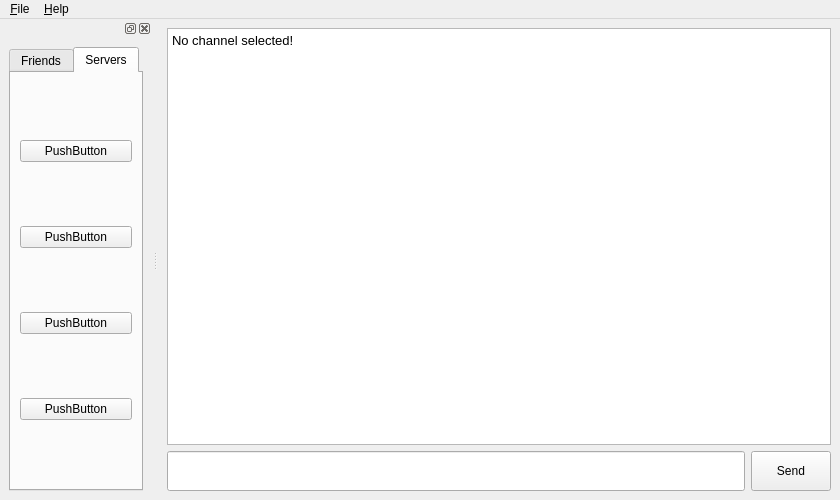
First picture: the form in src/main.ui, repository mak448a/Qtcord, before the edit.
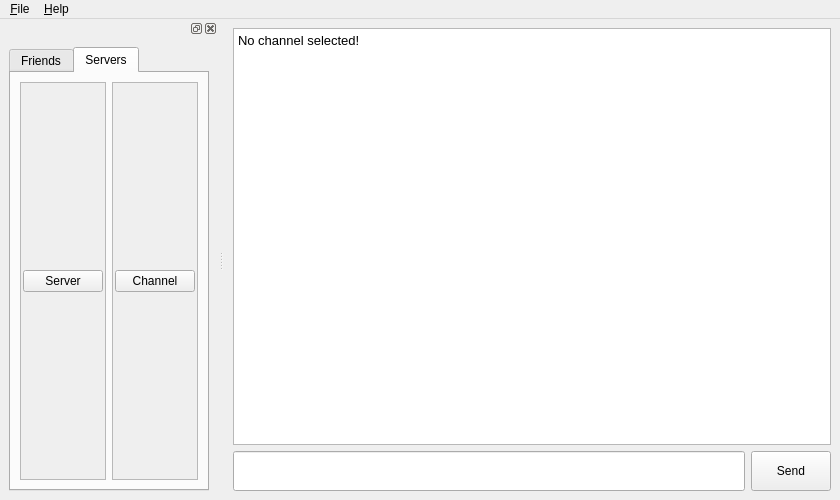
Second picture: the form after the edit. The open tabs and pages were chosen to show the change.

```diff
--- a/src/main.ui
+++ b/src/main.ui
@@ -36,7 +36,7 @@
           <rect>
            <x>0</x>
            <y>0</y>
-           <width>653</width>
+           <width>504</width>
            <height>409</height>
           </rect>
          </property>
@@ -150,33 +150,87 @@
         <attribute name="title">
          <string>Servers</string>
         </attribute>
-        <layout class="QVBoxLayout" name="verticalLayout_5">
+        <layout class="QHBoxLayout" name="horizontalLayout_5">
          <item>
-          <widget class="QPushButton" name="pushButton_6">
-           <property name="text">
-            <string>PushButton</string>
+          <widget class="QScrollArea" name="scrollArea_2">
+           <property name="widgetResizable">
+            <bool>true</bool>
            </property>
+           <widget class="QWidget" name="server_layout">
+            <property name="geometry">
+             <rect>
+              <x>0</x>
+              <y>0</y>
+              <width>130</width>
+              <height>387</height>
+             </rect>
+            </property>
+            <layout class="QVBoxLayout" name="verticalLayout_2">
+             <property name="spacing">
+              <number>0</number>
+             </property>
+             <property name="leftMargin">
+              <number>2</number>
+             </property>
+             <property name="topMargin">
+              <number>0</number>
+             </property>
+             <property name="rightMargin">
+              <number>2</number>
+             </property>
+             <property name="bottomMargin">
+              <number>0</number>
+             </property>
+             <item>
+              <widget class="QPushButton" name="pushButton_2">
+               <property name="text">
+                <string>Server</string>
+               </property>
+              </widget>
+             </item>
+            </layout>
+           </widget>
           </widget>
          </item>
          <item>
-          <widget class="QPushButton" name="pushButton_5">
-           <property name="text">
-            <string>PushButton</string>
+          <widget class="QScrollArea" name="scrollArea_3">
+           <property name="widgetResizable">
+            <bool>true</bool>
            </property>
-          </widget>
-         </item>
-         <item>
-          <widget class="QPushButton" name="pushButton_3">
-           <property name="text">
-            <string>PushButton</string>
-           </property>
-          </widget>
-         </item>
-         <item>
-          <widget class="QPushButton" name="pushButton_2">
-           <property name="text">
-            <string>PushButton</string>
-           </property>
+           <widget class="QWidget" name="channel_layout">
+            <property name="geometry">
+             <rect>
+              <x>0</x>
+              <y>0</y>
+              <width>130</width>
+              <height>387</height>
+             </rect>
+            </property>
+            <layout class="QVBoxLayout" name="verticalLayout_5">
+             <property name="spacing">
+              <number>0</number>
+             </property>
+             <property name="leftMargin">
+              <number>2</number>
+             </property>
+             <property name="topMargin">
+              <number>0</number>
+             </property>
+             <property name="rightMargin">
+              <number>2</number>
+             </property>
+             <property name="bottomMargin">
+              <number>0</number>
+             </property>
+             <item>
+              <widget class="QPushButton" name="pushButton_3">
+               <property name="text">
+                <string>Channel</string>
+               </property>
+              </widget>
+             </item>
+            </layout>
+           </widget>
           </widget>
          </item>
         </layout>
```
Left out of the diff: 2 changed lines with no effect on the pictures.
